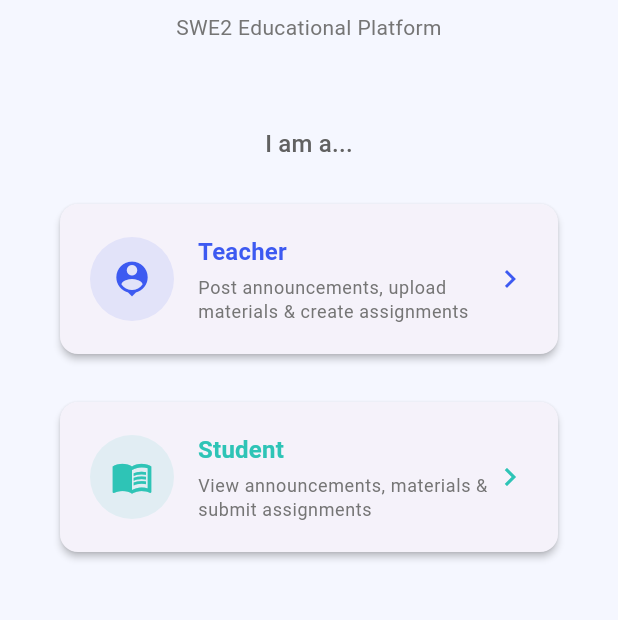
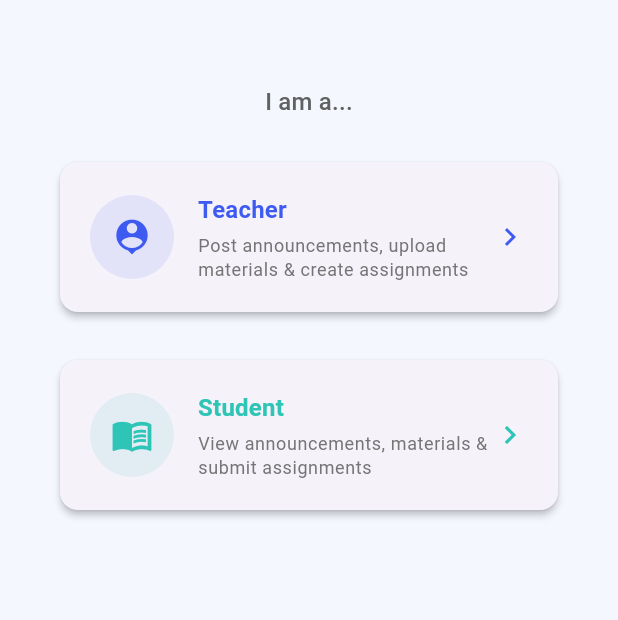
Before and after one commit to M0hammed-Reda/edunexus, a Flutter app: the screen it shows after launch, on a phone screen of 412 x 824 dp, the part 336-956 px from its top. Run offline on Flutter 3.47's test engine with Material 3 defaults, Android fonts, the phone set to English and light mode, and no system bars; our stand-ins replace flutter_riverpod, go_router.

Commit message:
fix: improve UI responsiveness by adding scrollable dialogs, fixing layout overflows, and cleaning up constants

```diff
--- a/lib/core/constants/app_constants.dart
+++ b/lib/core/constants/app_constants.dart
@@ -3,7 +3,6 @@ class AppConstants {
   AppConstants._(); // Private constructor: this class is never instantiated
 
   static const String appName = 'EduNexus';
-  static const String appTagline = 'SWE2 Educational Platform';
 
   // User roles — must match the "role" column in the users table
   static const String teacherRole = 'teacher';
--- a/lib/features/auth/view/login_screen.dart
+++ b/lib/features/auth/view/login_screen.dart
@@ -38,15 +38,6 @@ class LoginScreen extends ConsumerWidget {
                     .textTheme
                     .headlineLarge
                     ?.copyWith(fontWeight: FontWeight.bold, color: const Color(0xFF3D5AF1)),
-              ),
-              const SizedBox(height: 8),
-              Text(
-                AppConstants.appTagline,
-                textAlign: TextAlign.center,
-                style: Theme.of(context)
-                    .textTheme
-                    .bodyMedium
-                    ?.copyWith(color: Colors.grey[600]),
               ),
               const SizedBox(height: 56),
 
--- a/lib/features/auth/viewmodel/auth_viewmodel.dart
+++ b/lib/features/auth/viewmodel/auth_viewmodel.dart
@@ -13,7 +13,7 @@ class AuthNotifier extends StateNotifier<UserModel?> {
   void loginAsTeacher() {
     state = UserModel(
       id: AppConstants.teacherUserId,
-      name: 'Dr. Ahmed Hassan',
+      name: 'Dr. Mohamed Reda',
       email: 'teacher@edunexus.com',
       role: AppConstants.teacherRole,
       createdAt: DateTime(2026, 1, 1),
@@ -23,7 +23,7 @@ class AuthNotifier extends StateNotifier<UserModel?> {
   void loginAsStudent() {
     state = UserModel(
       id: AppConstants.studentUserId,
-      name: 'Sara Mohamed',
+      name: 'Mohamed Reda',
       email: 'student@edunexus.com',
       role: AppConstants.studentRole,
       createdAt: DateTime(2026, 1, 1),
```
Also changed, not shown: lib/features/assignments/view/assignment_list_screen.dart (+23 -9 lines), lib/features/home/view/home_screen.dart (+31 -6 lines).
